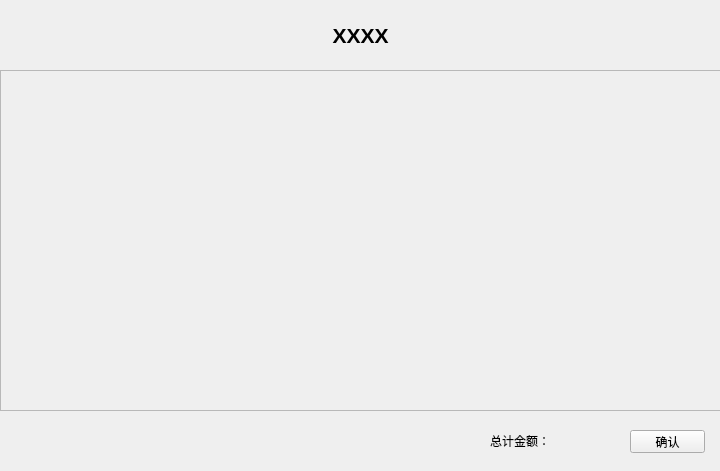
This is ME/CommunityCanteenSys/Tools/OrderDetailTools/DetailBar/detailbar.ui in JoyJeeo/- as Qt 5 draws it before an edit. The edited form follows.
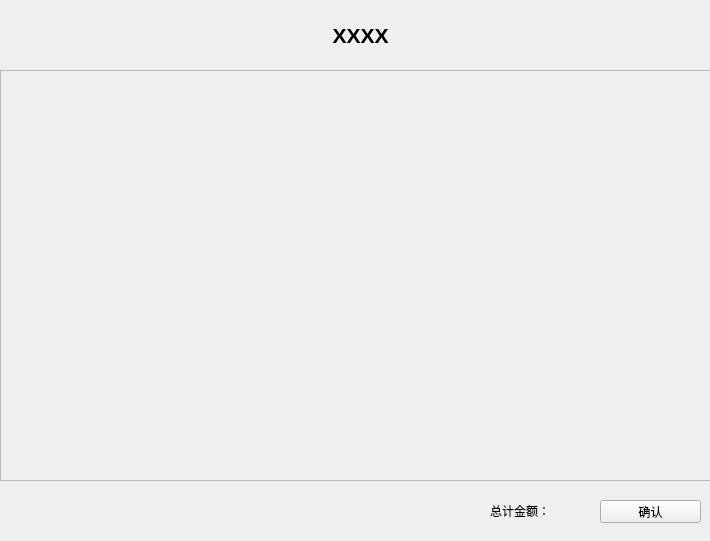
This is the edited form.

The edit to the form file:
```diff
--- a/ME/CommunityCanteenSys/Tools/OrderDetailTools/DetailBar/detailbar.ui
+++ b/ME/CommunityCanteenSys/Tools/OrderDetailTools/DetailBar/detailbar.ui
@@ -6,8 +6,8 @@
    <rect>
     <x>0</x>
     <y>0</y>
-    <width>720</width>
-    <height>471</height>
+    <width>710</width>
+    <height>541</height>
    </rect>
   </property>
   <property name="windowTitle">
@@ -41,8 +41,8 @@
     <rect>
      <x>0</x>
      <y>70</y>
-     <width>721</width>
-     <height>341</height>
+     <width>711</width>
+     <height>411</height>
     </rect>
    </property>
    <property name="widgetResizable">
@@ -53,8 +53,8 @@
      <rect>
       <x>0</x>
       <y>0</y>
-      <width>719</width>
-      <height>339</height>
+      <width>709</width>
+      <height>409</height>
      </rect>
     </property>
    </widget>
@@ -63,7 +63,7 @@
    <property name="geometry">
     <rect>
      <x>490</x>
-     <y>430</y>
+     <y>500</y>
      <width>121</width>
      <height>21</height>
     </rect>
@@ -75,9 +75,9 @@
   <widget class="QPushButton" name="ok_ptn">
    <property name="geometry">
     <rect>
-     <x>630</x>
-     <y>430</y>
-     <width>75</width>
+     <x>600</x>
+     <y>500</y>
+     <width>101</width>
      <height>23</height>
     </rect>
    </property>
```
